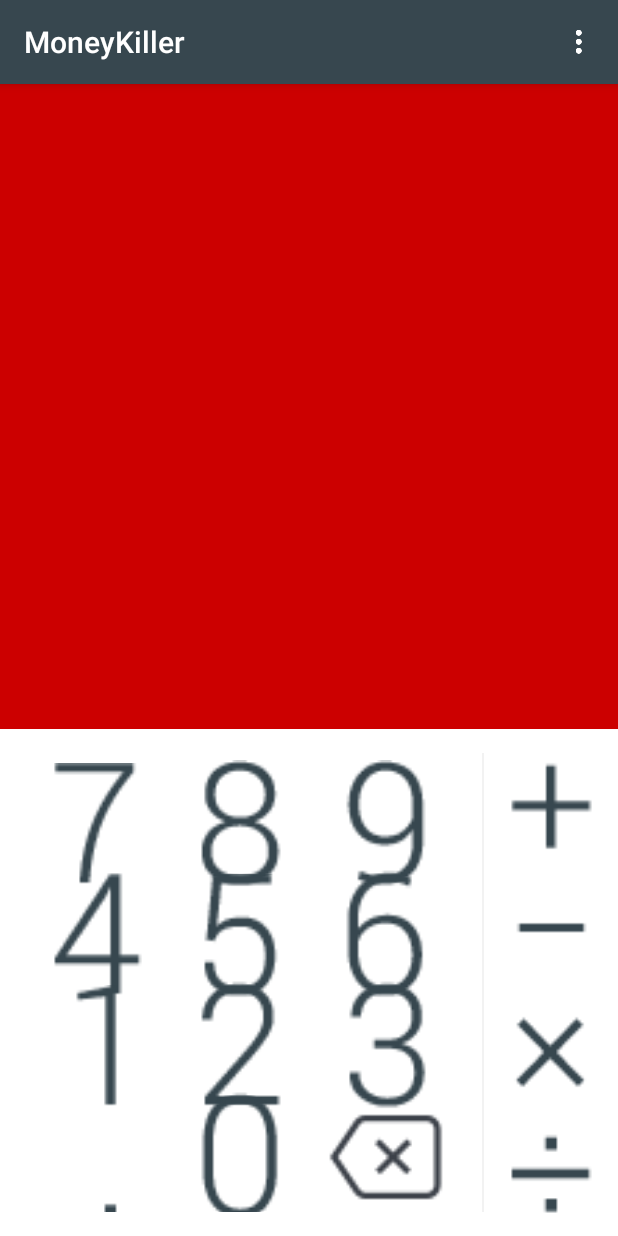
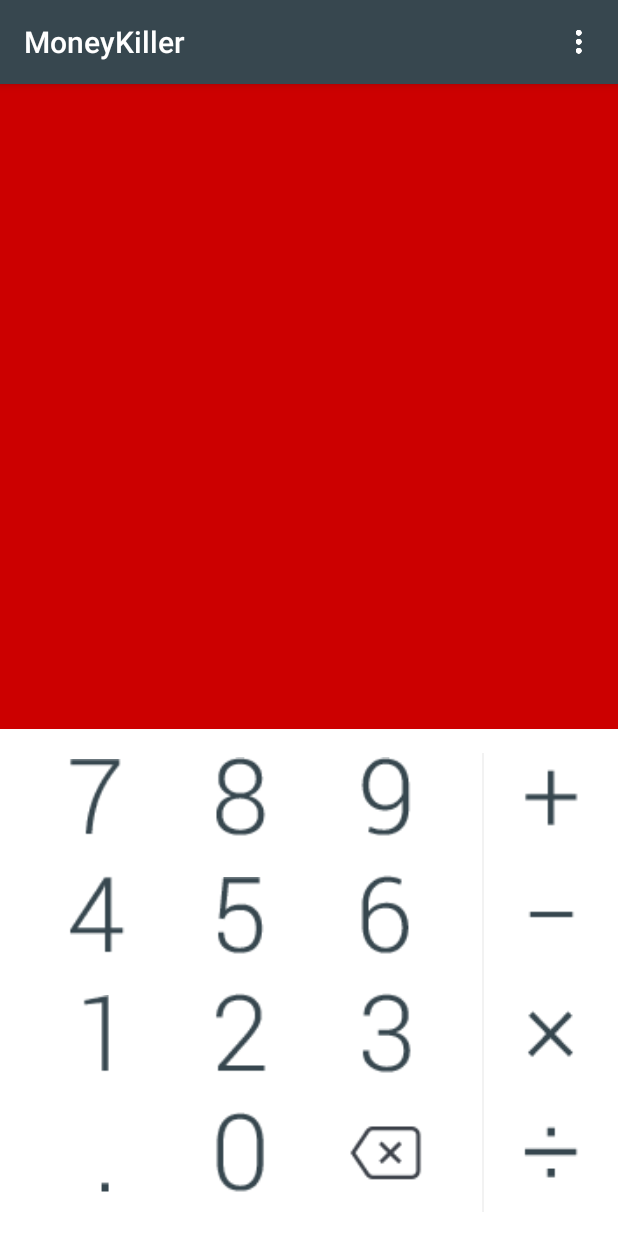
Before and after one commit to zhangchaoxu/MoneyKiller, an Android app: the screen it shows after launch (ChoeungEkActivity), on a phone screen of 412 x 824 dp. Run offline under Robolectric (Android 15) with nearby library versions, the phone set to English and light mode, and no system bars; libraries missing offline, so code that uses them is left out: com.amap.api; 3 statements that could not run were skipped.

Commit message:
#5 edit calculator ui

```diff
--- a/app/src/main/res/layout-v21/fragment_calculator.xml
+++ b/app/src/main/res/layout-v21/fragment_calculator.xml
@@ -15,7 +15,7 @@
         <TableRow
                 android:layout_width="match_parent"
                 android:layout_height="0.0dip"
-                android:layout_marginBottom="-10.0dip"
+                android:layout_marginBottom="10.0dip"
                 android:layout_weight="1.0"
                 android:orientation="horizontal" >
 
@@ -44,8 +44,8 @@
         <TableRow
                 android:layout_width="match_parent"
                 android:layout_height="0.0dip"
-                android:layout_marginBottom="-10.0dip"
-                android:layout_marginTop="-10.0dip"
+                android:layout_marginBottom="10.0dip"
+                android:layout_marginTop="10.0dip"
                 android:layout_weight="1.0"
                 android:orientation="horizontal" >
 
@@ -74,8 +74,8 @@
         <TableRow
                 android:layout_width="match_parent"
                 android:layout_height="0.0dip"
-                android:layout_marginBottom="-10.0dip"
-                android:layout_marginTop="-10.0dip"
+                android:layout_marginBottom="10.0dip"
+                android:layout_marginTop="10.0dip"
                 android:layout_weight="1.0"
                 android:orientation="horizontal" >
 
@@ -104,8 +104,8 @@
         <TableRow
                 android:layout_width="match_parent"
                 android:layout_height="0.0dip"
-                android:layout_marginBottom="-10.0dip"
-                android:layout_marginTop="-10.0dip"
+                android:layout_marginBottom="10.0dip"
+                android:layout_marginTop="10.0dip"
                 android:layout_weight="1.0"
                 android:orientation="horizontal" >
 
@@ -136,13 +136,13 @@
             android:layout_width="0.0dip"
             android:layout_height="match_parent"
             android:layout_weight="2.2"
+            android:paddingTop="16.0dip"
+            android:paddingBottom="16.0dip"
             android:orientation="horizontal" >
 
         <View
                 android:layout_width="1.0dip"
                 android:layout_height="match_parent"
-                android:layout_marginBottom="16.0dip"
-                android:layout_marginTop="16.0dip"
                 android:alpha="0.05"
                 android:background="@android:color/black" />
 
@@ -154,7 +154,7 @@
             <TableRow
                     android:layout_width="match_parent"
                     android:layout_height="0.0dip"
-                    android:layout_marginBottom="-10.0dip"
+                    android:layout_marginBottom="10.0dip"
                     android:layout_weight="1.0"
                     android:orientation="horizontal" >
 
@@ -169,8 +169,8 @@
             <TableRow
                     android:layout_width="match_parent"
                     android:layout_height="0.0dip"
-                    android:layout_marginBottom="-10.0dip"
-                    android:layout_marginTop="-10.0dip"
+                    android:layout_marginBottom="10.0dip"
+                    android:layout_marginTop="10.0dip"
                     android:layout_weight="1.0" >
 
                 <com.lean56.app.widget.CircleButton
@@ -184,8 +184,8 @@
             <TableRow
                     android:layout_width="match_parent"
                     android:layout_height="0.0dip"
-                    android:layout_marginBottom="-10.0dip"
-                    android:layout_marginTop="-10.0dip"
+                    android:layout_marginBottom="10.0dip"
+                    android:layout_marginTop="10.0dip"
                     android:layout_weight="1.0" >
 
                 <com.lean56.app.widget.CircleButton
@@ -199,8 +199,8 @@
             <TableRow
                     android:layout_width="match_parent"
                     android:layout_height="0.0dip"
-                    android:layout_marginBottom="-10.0dip"
-                    android:layout_marginTop="-10.0dip"
+                    android:layout_marginBottom="10.0dip"
+                    android:layout_marginTop="10.0dip"
                     android:layout_weight="1.0" >
 
                 <com.lean56.app.widget.CircleButton
--- a/app/src/main/res/layout/activity_choeung_ek.xml
+++ b/app/src/main/res/layout/activity_choeung_ek.xml
@@ -11,19 +11,6 @@
             android:orientation="vertical"
             android:layout_width="match_parent"
             android:layout_height="match_parent">
-
-        <!--<RelativeLayout android:layout_width="fill_parent" android:layout_height="57.0dip">
-            <include layout="@layout/actionbar"/>
-
-            <TextView android:textSize="9.0sp" android:textColor="@color/white" android:id="@id/txtUpdateTime"
-                      android:visibility="invisible" android:layout_width="wrap_content"
-                      android:layout_height="wrap_content" android:layout_marginLeft="107.0dip"
-                      android:layout_marginTop="28.0dip" android:alpha="0.34"/>
-
-            <View android:id="@id/btn_title" android:clickable="true" android:layout_width="107.0dip"
-                  android:layout_height="fill_parent"/>
-
-        </RelativeLayout>-->
 
         <fragment
                 android:name="com.lean56.moneykiller.ui.fragment.MainListFragment"
--- a/app/src/main/res/layout/fragment_calculator.xml
+++ b/app/src/main/res/layout/fragment_calculator.xml
@@ -10,13 +10,12 @@
             android:layout_height="match_parent"
             android:layout_weight="7.8"
             android:gravity="center"
-            android:paddingLeft="16.0dip"
-            android:paddingRight="16.0dip" >
+            android:padding="16.0dip">
 
         <TableRow
                 android:layout_width="match_parent"
                 android:layout_height="0.0dip"
-                android:layout_marginBottom="-10.0dip"
+                android:layout_marginBottom="10.0dip"
                 android:layout_weight="1.0"
                 android:orientation="horizontal" >
 
@@ -45,8 +44,8 @@
         <TableRow
                 android:layout_width="match_parent"
                 android:layout_height="0.0dip"
-                android:layout_marginBottom="-10.0dip"
-                android:layout_marginTop="-10.0dip"
+                android:layout_marginBottom="10.0dip"
+                android:layout_marginTop="10.0dip"
                 android:layout_weight="1.0"
                 android:orientation="horizontal" >
 
@@ -75,8 +74,8 @@
         <TableRow
                 android:layout_width="match_parent"
                 android:layout_height="0.0dip"
-                android:layout_marginBottom="-10.0dip"
-                android:layout_marginTop="-10.0dip"
+                android:layout_marginBottom="10.0dip"
+                android:layout_marginTop="10.0dip"
                 android:layout_weight="1.0"
                 android:orientation="horizontal" >
 
@@ -105,8 +104,8 @@
         <TableRow
                 android:layout_width="match_parent"
                 android:layout_height="0.0dip"
-                android:layout_marginBottom="-10.0dip"
-                android:layout_marginTop="-10.0dip"
+                android:layout_marginBottom="10.0dip"
+                android:layout_marginTop="10.0dip"
                 android:layout_weight="1.0"
                 android:orientation="horizontal" >
 
@@ -137,13 +136,13 @@
             android:layout_width="0.0dip"
             android:layout_height="match_parent"
             android:layout_weight="2.2"
+            android:paddingTop="16.0dip"
+            android:paddingBottom="16.0dip"
             android:orientation="horizontal" >
 
         <View
                 android:layout_width="1.0dip"
                 android:layout_height="match_parent"
-                android:layout_marginBottom="16.0dip"
-                android:layout_marginTop="16.0dip"
                 android:alpha="0.05"
                 android:background="@android:color/black" />
 
@@ -155,7 +154,7 @@
             <TableRow
                     android:layout_width="match_parent"
                     android:layout_height="0.0dip"
-                    android:layout_marginBottom="-10.0dip"
+                    android:layout_marginBottom="10.0dip"
                     android:layout_weight="1.0"
                     android:orientation="horizontal" >
 
@@ -170,8 +169,8 @@
             <TableRow
                     android:layout_width="match_parent"
                     android:layout_height="0.0dip"
-                    android:layout_marginBottom="-10.0dip"
-                    android:layout_marginTop="-10.0dip"
+                    android:layout_marginBottom="10.0dip"
+                    android:layout_marginTop="10.0dip"
                     android:layout_weight="1.0" >
 
                 <com.lean56.app.widget.CircleButton
@@ -185,8 +184,8 @@
             <TableRow
                     android:layout_width="match_parent"
                     android:layout_height="0.0dip"
-                    android:layout_marginBottom="-10.0dip"
-                    android:layout_marginTop="-10.0dip"
+                    android:layout_marginBottom="10.0dip"
+                    android:layout_marginTop="10.0dip"
                     android:layout_weight="1.0" >
 
                 <com.lean56.app.widget.CircleButton
@@ -200,8 +199,8 @@
             <TableRow
                     android:layout_width="match_parent"
                     android:layout_height="0.0dip"
-                    android:layout_marginBottom="-10.0dip"
-                    android:layout_marginTop="-10.0dip"
+                    android:layout_marginBottom="10.0dip"
+                    android:layout_marginTop="10.0dip"
                     android:layout_weight="1.0" >
 
                 <com.lean56.app.widget.CircleButton
```
Also changed, not shown: 2 other files.
